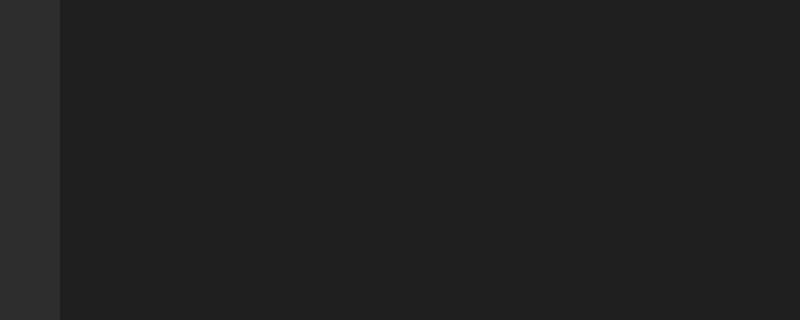
The window that ui/main_window.ui (maerkl24/hockeygameclock) describes before a commit, drawn with Qt 5; both pictures show x 0 to 800 and y 0 to 320 of the 800 by 600 pixel window.
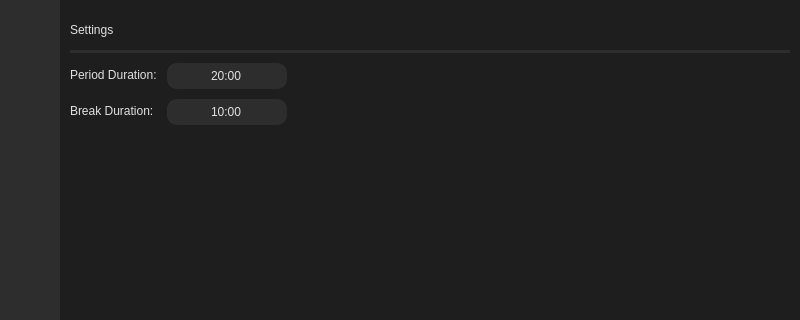
The same window after the commit. The open tabs and pages were chosen to show the change. Icons and pictures are not drawn.

Commit message: optimize stylesheets

The edit to the form file:
```diff
--- a/ui/main_window.ui
+++ b/ui/main_window.ui
@@ -24,7 +24,22 @@
     <normaloff>:/icons/icons/logo.png</normaloff>:/icons/icons/logo.png</iconset>
   </property>
   <property name="styleSheet">
-   <string notr="true">background-color: rgb(30, 30, 30);</string>
+   <string notr="true">QMainWindow {
+    background-color: rgb(30, 30, 30);
+}
+Line {
+    color: rgb(45, 45, 45);
+}
+QTimeEdit, QLineEdit, QSpinBox, QSpinBox, QPushButton, QTableView {
+    border: none;
+    border-radius: 10px;
+	color: rgb(225, 225, 225);
+	background-color: rgb(45, 45, 45);
+}
+QPushButton:hover {
+    color: rgb(255, 255, 255);
+	background-color: rgb(75, 75, 75);
+}</string>
   </property>
   <widget class="QWidget" name="centralwidget">
    <layout class="QVBoxLayout" name="verticalLayout">
@@ -211,7 +226,7 @@
        <item>
         <widget class="QStackedWidget" name="pages">
          <property name="styleSheet">
-          <string notr="true">background-color: rgb(30, 30, 30);</string>
+          <string notr="true"/>
          </property>
          <property name="lineWidth">
           <number>0</number>
@@ -1547,7 +1562,213 @@
            </item>
           </layout>
          </widget>
-         <widget class="QWidget" name="settings_page"/>
+         <widget class="QWidget" name="settings_page">
+          <property name="styleSheet">
+           <string notr="true">#settings_page {
+    background-color: rgb(30, 30, 30);
+}
+QLabel {
+	color: rgb(225, 225, 225);
+}</string>
+          </property>
+          <layout class="QVBoxLayout" name="verticalLayout_5">
+           <property name="spacing">
+            <number>0</number>
+           </property>
+           <property name="leftMargin">
+            <number>10</number>
+           </property>
+           <property name="topMargin">
+            <number>10</number>
+           </property>
+           <property name="rightMargin">
+            <number>10</number>
+           </property>
+           <property name="bottomMargin">
+            <number>10</number>
+           </property>
+           <item>
+            <widget class="QLabel" name="label">
+             <property name="sizePolicy">
+              <sizepolicy hsizetype="Fixed" vsizetype="Fixed">
+               <horstretch>0</horstretch>
+               <verstretch>0</verstretch>
+              </sizepolicy>
+             </property>
+             <property name="minimumSize">
+              <size>
+               <width>120</width>
+               <height>40</height>
+              </size>
+             </property>
+             <property name="maximumSize">
+              <size>
+               <width>120</width>
+               <height>40</height>
+              </size>
+             </property>
+             <property name="styleSheet">
+              <string notr="true">font: 700 20pt &quot;Segoe UI&quot;;</string>
+             </property>
+             <property name="text">
+              <string>Settings</string>
+             </property>
+            </widget>
+           </item>
+           <item>
+            <widget class="Line" name="line_3">
+             <property name="styleSheet">
+              <string notr="true">color: rgb(45, 45, 45);</string>
+             </property>
+             <property name="frameShadow">
+              <enum>QFrame::Plain</enum>
+             </property>
+             <property name="lineWidth">
+              <number>5</number>
+             </property>
+             <property name="orientation">
+              <enum>Qt::Horizontal</enum>
+             </property>
+            </widget>
+           </item>
+           <item>
+            <layout class="QFormLayout" name="formLayout">
+             <property name="labelAlignment">
+              <set>Qt::AlignLeading|Qt::AlignLeft|Qt::AlignTop</set>
+             </property>
+             <property name="horizontalSpacing">
+              <number>10</number>
+             </property>
+             <property name="verticalSpacing">
+              <number>10</number>
+             </property>
+             <property name="topMargin">
+              <number>10</number>
+             </property>
+             <property name="bottomMargin">
+              <number>10</number>
+             </property>
+             <item row="0" column="0">
+              <widget class="QLabel" name="label_2">
+               <property name="styleSheet">
+                <string notr="true">font: 700 14pt &quot;Segoe UI&quot;;</string>
+               </property>
+               <property name="text">
+                <string>Period Duration:</string>
+               </property>
+              </widget>
+             </item>
+             <item row="1" column="0">
+              <widget class="QLabel" name="label_3">
+               <property name="styleSheet">
+                <string notr="true">font: 700 14pt &quot;Segoe UI&quot;;</string>
+               </property>
+               <property name="text">
+                <string>Break Duration:</string>
+               </property>
+              </widget>
+             </item>
+             <item row="0" column="1">
+              <widget class="QTimeEdit" name="period_duration">
+               <property name="minimumSize">
+                <size>
+                 <width>120</width>
+                 <height>26</height>
+                </size>
+               </property>
+               <property name="maximumSize">
+                <size>
+                 <width>120</width>
+                 <height>26</height>
+                </size>
+               </property>
+               <property name="styleSheet">
+                <string notr="true">font: 700 14pt &quot;Segoe UI&quot;;</string>
+               </property>
+               <property name="alignment">
+                <set>Qt::AlignCenter</set>
+               </property>
+               <property name="buttonSymbols">
+                <enum>QAbstractSpinBox::NoButtons</enum>
+               </property>
+               <property name="maximumTime">
+                <time>
+                 <hour>1</hour>
+                 <minute>0</minute>
+                 <second>0</second>
+                </time>
+               </property>
+               <property name="displayFormat">
+                <string>mm:ss</string>
+               </property>
+               <property name="time">
+                <time>
+                 <hour>0</hour>
+                 <minute>20</minute>
+                 <second>0</second>
+                </time>
+               </property>
+              </widget>
+             </item>
+             <item row="1" column="1">
+              <widget class="QTimeEdit" name="break_duration">
+               <property name="minimumSize">
+                <size>
+                 <width>120</width>
+                 <height>26</height>
+                </size>
+               </property>
+               <property name="maximumSize">
+                <size>
+                 <width>120</width>
+                 <height>26</height>
+                </size>
+               </property>
+               <property name="styleSheet">
+                <string notr="true">font: 700 14pt &quot;Segoe UI&quot;;</string>
+               </property>
+               <property name="alignment">
+                <set>Qt::AlignCenter</set>
+               </property>
+               <property name="buttonSymbols">
+                <enum>QAbstractSpinBox::NoButtons</enum>
+               </property>
+               <property name="maximumTime">
+                <time>
+                 <hour>1</hour>
+                 <minute>0</minute>
+                 <second>0</second>
+                </time>
+               </property>
+               <property name="displayFormat">
+                <string>mm:ss</string>
+               </property>
+               <property name="time">
+                <time>
+                 <hour>0</hour>
+                 <minute>10</minute>
+                 <second>0</second>
+                </time>
+               </property>
+              </widget>
+             </item>
+            </layout>
+           </item>
+           <item>
+            <spacer name="verticalSpacer_14">
+             <property name="orientation">
+              <enum>Qt::Vertical</enum>
+             </property>
+             <property name="sizeHint" stdset="0">
+              <size>
+               <width>20</width>
+               <height>40</height>
+              </size>
+             </property>
+            </spacer>
+           </item>
+          </layout>
+         </widget>
         </widget>
        </item>
       </layout>
```
Left out of the diff: 145 changed lines with no effect on the pictures.
